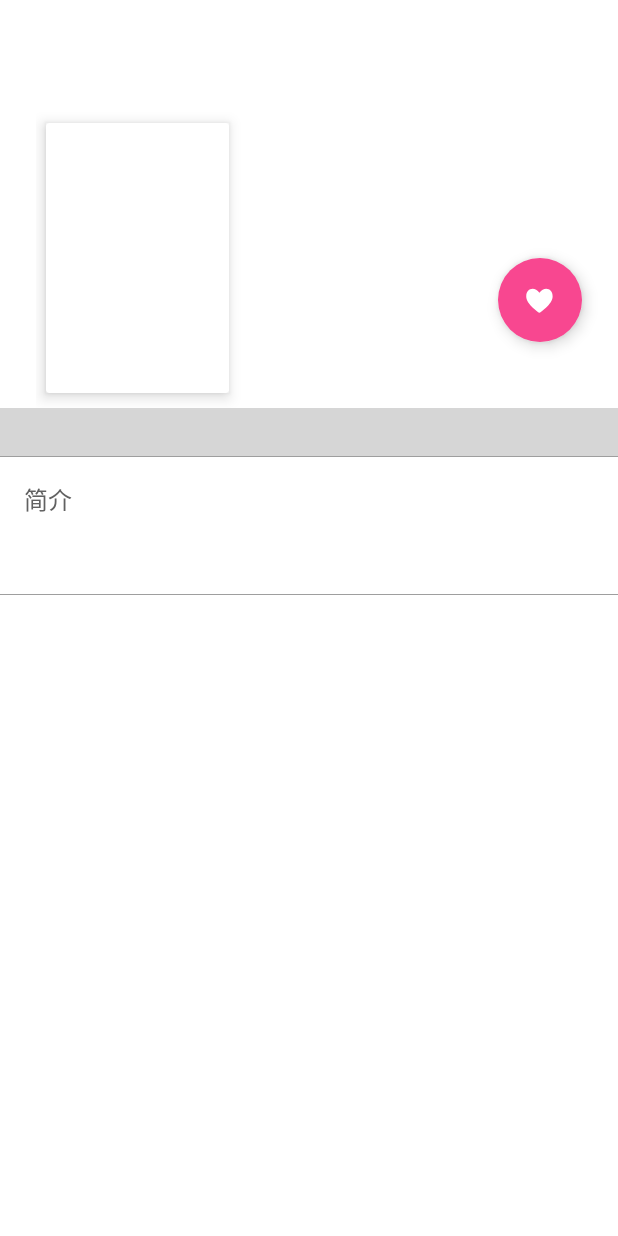
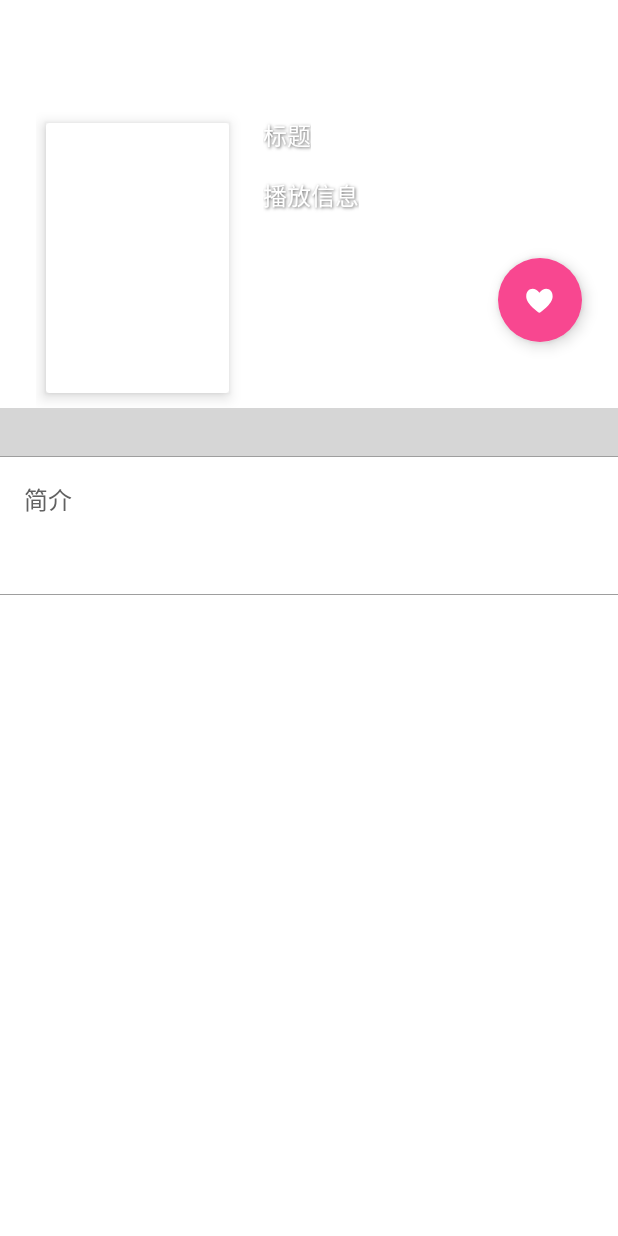
Before and after one commit to ayaseruri/luxunPro, an Android app: the layout activity_animation_detail.xml on its own in the app's theme, with its tools: preview values and no code run, on a phone screen of 412 x 824 dp. Run offline under Robolectric (Android 15) with nearby library versions, the phone set to English and light mode, and no system bars; plain views replace AnimationSets_, ObservableScrollView, RoundedImageView; grey boxes are pictures that could not be loaded.

Commit message:
1、新增动画详情页面标题字体下方阴影；

```diff
--- a/app/src/main/res/layout/activity_animation_detail.xml
+++ b/app/src/main/res/layout/activity_animation_detail.xml
@@ -97,7 +97,11 @@
                     android:text="标题"
                     android:singleLine="true"
                     android:layout_toRightOf="@+id/cover_root"
-                    android:layout_marginTop="6dp"/>
+                    android:layout_marginTop="6dp"
+                    android:shadowColor="@color/text_color_dark_gray"
+                    android:shadowDx="1"
+                    android:shadowDy="1"
+                    android:shadowRadius="2"/>
 
                 <TextView
                     android:id="@+id/info"
@@ -109,7 +113,11 @@
                     android:layout_marginLeft="@dimen/margin_double"
                     android:text="播放信息"
                     android:layout_below="@+id/title"
-                    android:layout_toRightOf="@+id/cover_root"/>
+                    android:layout_toRightOf="@+id/cover_root"
+                    android:shadowColor="@color/text_color_dark_gray"
+                    android:shadowDx="1"
+                    android:shadowDy="1"
+                    android:shadowRadius="2"/>
             </RelativeLayout>
         </RelativeLayout>
     </com.github.ksoichiro.android.observablescrollview.ObservableScrollView>
```
